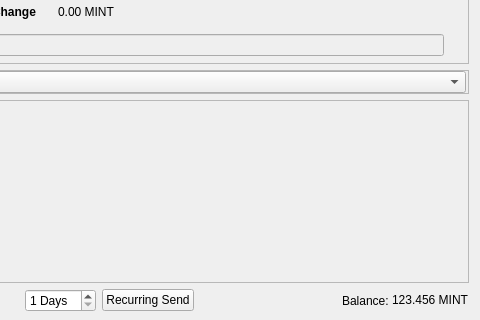
Above: src/qt/forms/sendcoinsdialog.ui from MintcoinCommunity/Mintcoin-Desktop-Wallet before the change; both pictures show x 461 to 941 and y 110 to 430 of the 941 by 430 pixel window. Below: the same form after it.
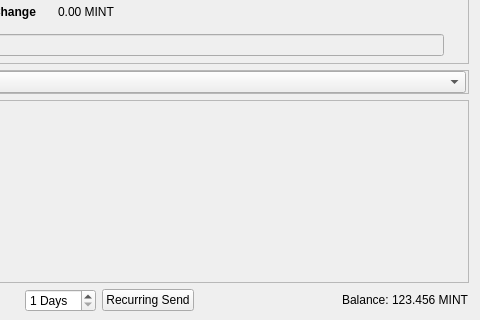
That is the form after the change. Icons and pictures are not drawn. Custom widgets are drawn as their Qt base class.

Commit message:
gui: Prevent status icons from being cut off
After the Qt5 switch, status icons were being cut off by 1-2px.

Also fixes some other cases where the UI is slightly off mentioned in #3800.

Fixes #3800.

BTC Commit(s):
1bcf81e0420355c3dbf1e1031be6aa2dcc4853d8

Patch:
```diff
--- a/src/qt/forms/sendcoinsdialog.ui
+++ b/src/qt/forms/sendcoinsdialog.ui
@@ -830,6 +830,12 @@
        </property>
        <item>
         <widget class="QLabel" name="label">
+         <property name="sizePolicy">
+          <sizepolicy hsizetype="Preferred" vsizetype="Fixed">
+           <horstretch>0</horstretch>
+           <verstretch>0</verstretch>
+          </sizepolicy>
+         </property>
          <property name="text">
           <string>Balance:</string>
          </property>
@@ -837,6 +843,12 @@
        </item>
        <item>
         <widget class="QLabel" name="labelBalance">
+         <property name="sizePolicy">
+          <sizepolicy hsizetype="Preferred" vsizetype="Fixed">
+           <horstretch>0</horstretch>
+           <verstretch>0</verstretch>
+          </sizepolicy>
+         </property>
          <property name="cursor">
           <cursorShape>IBeamCursor</cursorShape>
          </property>
```
The commit also changes 1 other file.
